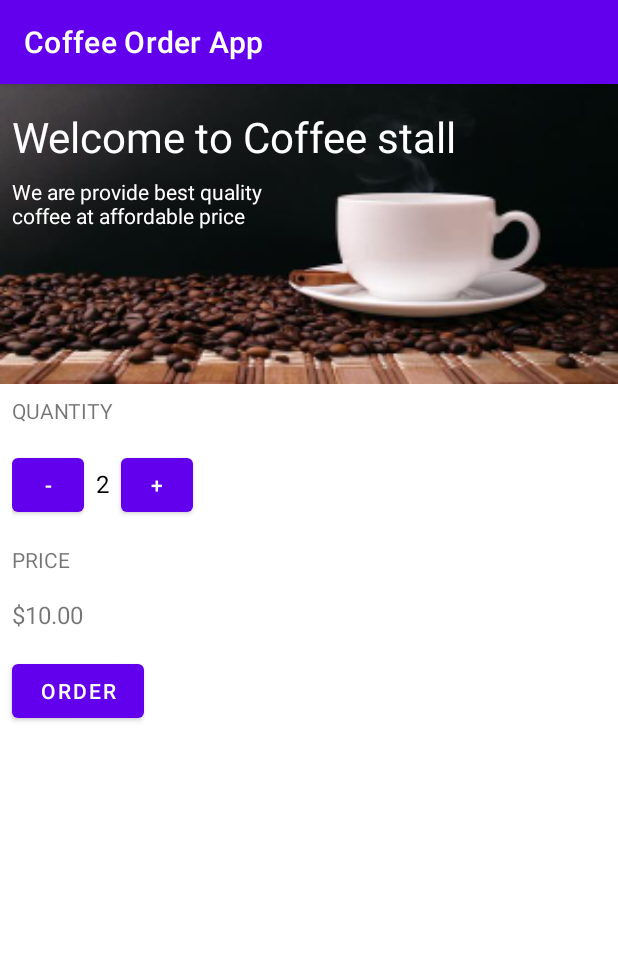
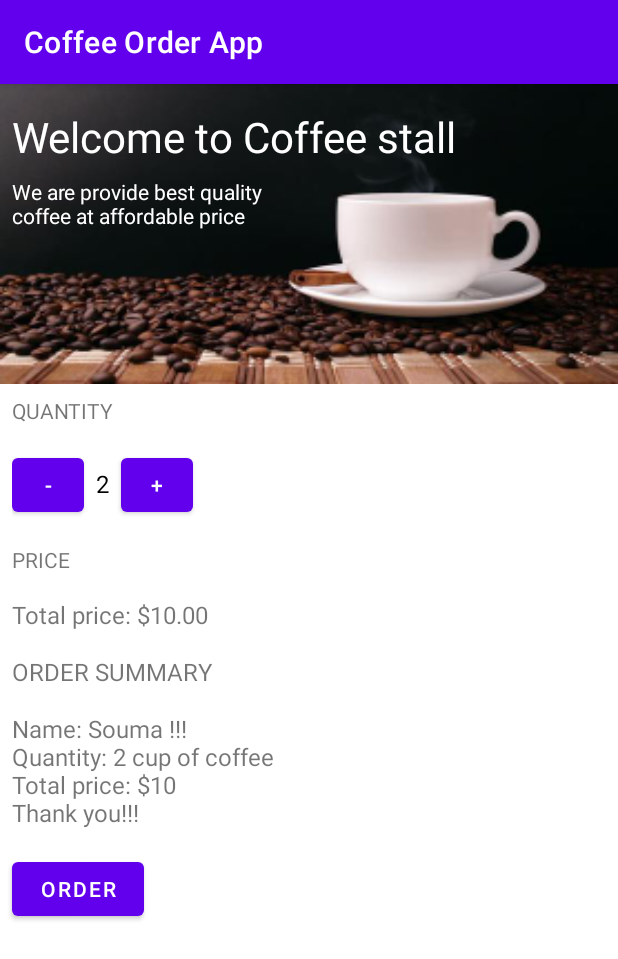
Before and after one commit to CodeWithSouma/Coffee-Order-App, an Android app: the screen it shows after launch (MainActivity), after a tap on "ORDER", on a phone screen of 412 x 824 dp. Shown: the top 959 px of the screen. Run offline under Robolectric (Android 15) with nearby library versions, the phone set to English and light mode, and no system bars.

Commit message:
add order summary

```diff
--- a/app/src/main/java/com/codewithsouma/coffeeorderapp/MainActivity.java
+++ b/app/src/main/java/com/codewithsouma/coffeeorderapp/MainActivity.java
@@ -23,6 +23,7 @@ public class MainActivity extends AppCompatActivity {
     public void submitOrder(View view) {
         displayQuantity();
         displayPrice();
+        displayOrderSummary("Souma");
     }
 
     private int calculatePrice() {
@@ -39,7 +40,18 @@ public class MainActivity extends AppCompatActivity {
         int price = calculatePrice();
         TextView priceTextView = findViewById(R.id.price_text_view);
         String formattedPrice = NumberFormat.getCurrencyInstance(Locale.US).format(price);
-        priceTextView.setText(formattedPrice);
+        priceTextView.setText("Total price: " + formattedPrice);
+    }
+
+    public void displayOrderSummary(String name) {
+        int price = calculatePrice();
+        TextView orderSummaryTextView = findViewById(R.id.order_summary_textView);
+        String orderSummary = "Name: " + name + " !!!\n" +
+                "Quantity: " + quantity + " cup of coffee " +
+                "\nTotal price: $" + price + " \n" +
+                "Thank you!!!";
+        orderSummaryTextView.setText(orderSummary);
+
     }
 
     public void increment(View view) {
@@ -49,6 +61,7 @@ public class MainActivity extends AppCompatActivity {
     }
 
     public void decrement(View view) {
+        if (quantity <= 1) return;
         quantity--;
         displayQuantity();
         displayPrice();
--- a/app/src/main/res/layout/activity_main.xml
+++ b/app/src/main/res/layout/activity_main.xml
@@ -104,7 +104,26 @@
         android:layout_marginLeft="@dimen/margin_8dp"
         android:layout_marginTop="@dimen/margin_16dp"
         android:text="@string/initial_price"
+        android:textSize="@dimen/text_size_16sp" />
+
+    <TextView
+        android:layout_width="match_parent"
+        android:layout_height="wrap_content"
+        android:layout_marginStart="@dimen/margin_8dp"
+        android:layout_marginLeft="@dimen/margin_8dp"
+        android:layout_marginTop="@dimen/margin_16dp"
+        android:text="@string/order_summary"
         android:textAllCaps="true"
+        android:textSize="@dimen/text_size_16sp" />
+
+    <TextView
+        android:id="@+id/order_summary_textView"
+        android:layout_width="match_parent"
+        android:layout_height="wrap_content"
+        android:layout_marginStart="@dimen/margin_8dp"
+        android:layout_marginLeft="@dimen/margin_8dp"
+        android:layout_marginTop="@dimen/margin_16dp"
+        android:text=""
         android:textSize="@dimen/text_size_16sp" />
 
     <Button
--- a/app/src/main/res/values/strings.xml
+++ b/app/src/main/res/values/strings.xml
@@ -9,4 +9,5 @@
     <string name="quantity_label">Quantity</string>
     <string name="slogan">We are provide best quality coffee at affordable price</string>
     <string name="greet_message">Welcome to Coffee stall</string>
+    <string name="order_summary">Order summary</string>
 </resources>
```
